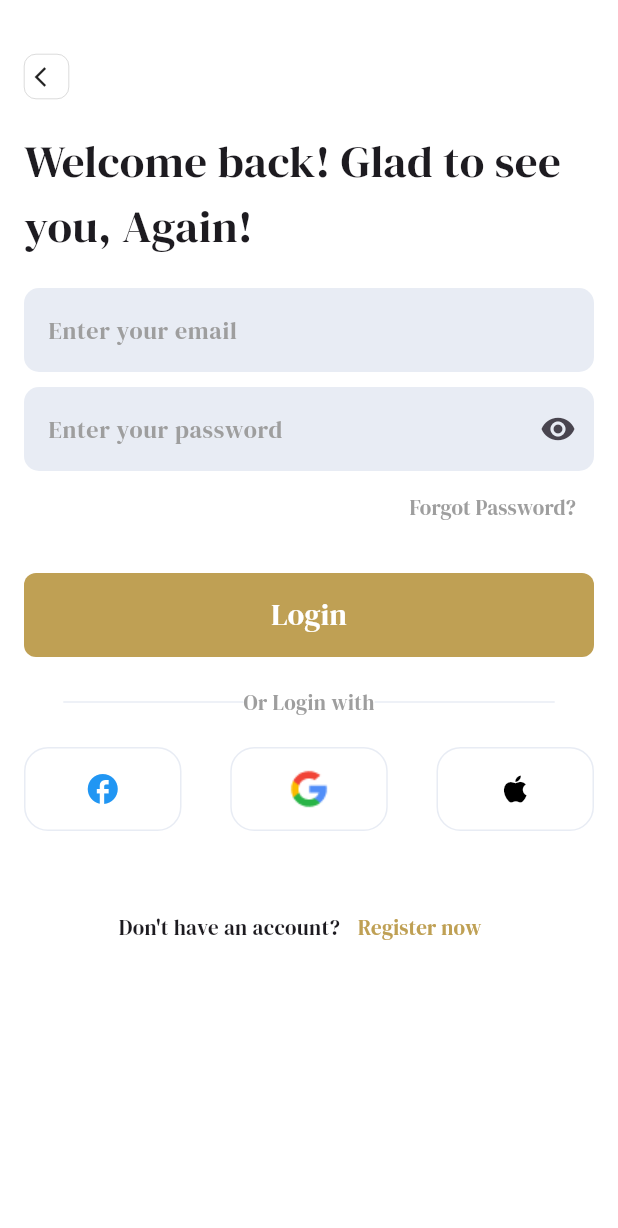
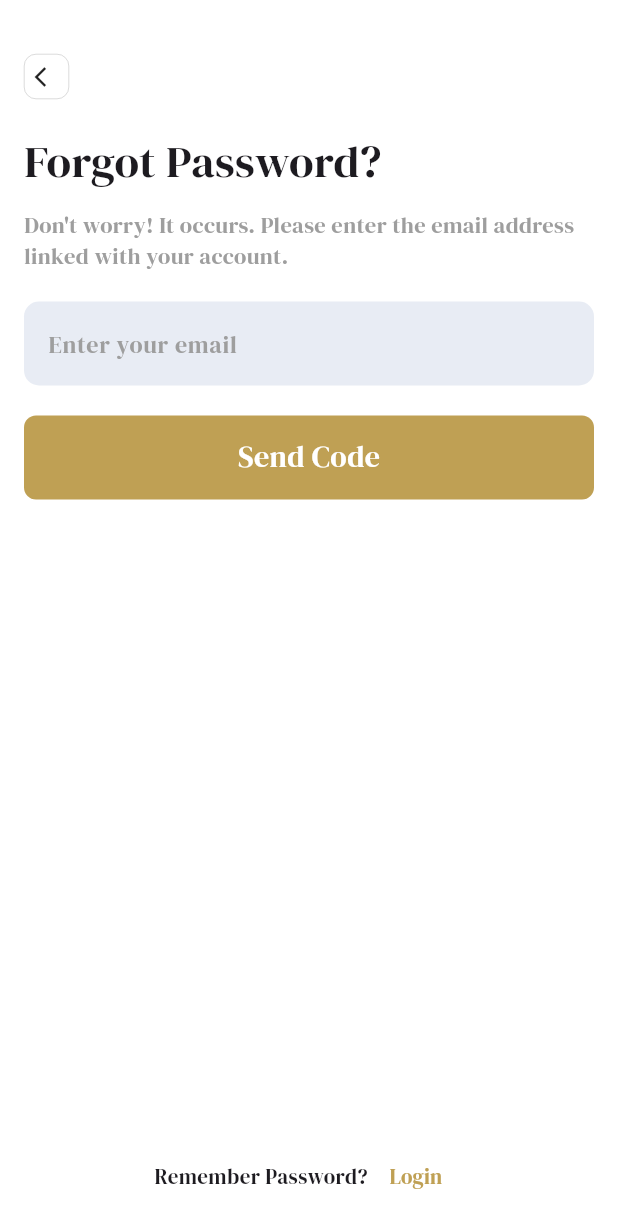
Before and after one commit to Islam3020/books_app, a Flutter app: the LoginView screen opened directly, after a tap on "Forgot Password?", on a phone screen of 412 x 824 dp. Shown: the top 1228 px of the screen. Run offline on Flutter 3.47's test engine with Material 3 defaults, Android fonts, the phone set to English and light mode, and no system bars.

Commit message:
forgot password ui done

```diff
--- /dev/null
+++ b/lib/features/auth_feature/views/forgot_password.dart
@@ -0,0 +1,76 @@
+import 'package:books_app/widgets/custom_button.dart';
+import 'package:books_app/widgets/custom_text_form_field.dart';
+import 'package:books_app/widgets/pop_container.dart';
+import 'package:flutter/material.dart';
+
+class ForgotPassword extends StatefulWidget {
+  const ForgotPassword({super.key});
+
+  @override
+  State<ForgotPassword> createState() => _ForgotPasswordState();
+}
+
+class _ForgotPasswordState extends State<ForgotPassword> {
+  final _formKey = GlobalKey<FormState>();
+
+  @override
+  Widget build(BuildContext context) {
+    return  Scaffold(
+      body: Form(key: _formKey,
+        child: Padding(
+          padding: const EdgeInsets.all(16.0),
+          child: Column(crossAxisAlignment: CrossAxisAlignment.start,
+            children: [
+            const SizedBox(
+                    height: 20,
+                  ),
+                  const Row(
+                    children: [
+                      PopContainer(),
+                    ],
+                  ),
+                  const SizedBox(
+                    height: 20,
+                  ),
+                  const Text(
+                    'Forgot Password?',
+                    style: TextStyle(fontWeight: FontWeight.w400, fontSize: 30),
+                  ),
+                  const SizedBox(
+                    height: 10,
+                  ),
+                  const Text(
+                    'Don\'t worry! It occurs. Please enter the email address linked with your account.',
+                    style: TextStyle( fontSize: 15,color: Colors.grey),
+                  ),
+                  const SizedBox(
+                    height: 20,
+                  ),
+                   CustomTextFormField(hintText: 'Enter your email',
+                  validator:  (value) {
+                  if (value == null || value.isEmpty) {
+                    return 'Please enter your email';
+                  }
+                  return null;
+                },),
+                  const SizedBox(
+                    height: 20,
+                  ),
+                   CustomButton(title: 'Send Code',onTap: () {
+                    if (_formKey.currentState!.validate()) {
+                    // Perform login action
+                  }
+                  },),
+                  const Spacer(),
+                  Row(mainAxisAlignment: MainAxisAlignment.center,
+                    children: [
+                    const Text('Remember Password?'),
+                    TextButton(onPressed: (){}, child: const Text('Login',
+                     style: TextStyle(color: Color(0xffBFA054))))
+                  ],)
+          ],),
+        ),
+      ),
+    );
+  }
+}
--- a/lib/features/auth_feature/views/login_view.dart
+++ b/lib/features/auth_feature/views/login_view.dart
@@ -1,4 +1,5 @@
 import 'package:books_app/features/auth_feature/register_view.dart';
+import 'package:books_app/features/auth_feature/views/forgot_password.dart';
 import 'package:books_app/widgets/custom_button.dart';
 import 'package:books_app/widgets/custom_text_form_field.dart';
 
@@ -44,7 +45,8 @@ class _LoginViewState extends State<LoginView> {
               const SizedBox(
                 height: 20,
               ),
-              CustomTextFormField(hintText: 'Enter your email',
+              CustomTextFormField(
+                hintText: 'Enter your email',
                 validator: (value) {
                   if (value == null || value.isEmpty) {
                     return 'Please enter your email';
@@ -76,7 +78,7 @@ class _LoginViewState extends State<LoginView> {
                     hintText: 'Enter your password',
                     hintStyle: const TextStyle(color: Colors.grey)),
                 validator: (value) {
-                  if(value==null||value.isEmpty){
+                  if (value == null || value.isEmpty) {
                     return 'Please enter your password';
                   }
                   return null;
@@ -86,7 +88,10 @@ class _LoginViewState extends State<LoginView> {
                 mainAxisAlignment: MainAxisAlignment.end,
                 children: [
                   TextButton(
-                      onPressed: () {},
+                      onPressed: () {
+                        Navigator.of(context).push(MaterialPageRoute(
+                          builder: (context) =>  ForgotPassword()));
+                      },
                       child: const Text(
                         'Forgot Password?',
                         style: TextStyle(color: Colors.grey),
@@ -141,7 +146,8 @@ class _LoginViewState extends State<LoginView> {
                   ),
                   TextButton(
                     onPressed: () {
-                      Navigator.of(context).push(MaterialPageRoute(builder: (context)=>const RegisterView()));
+                      Navigator.of(context).push(MaterialPageRoute(
+                          builder: (context) => const RegisterView()));
                     },
                     child: const Text(
                       'Register now',
```
